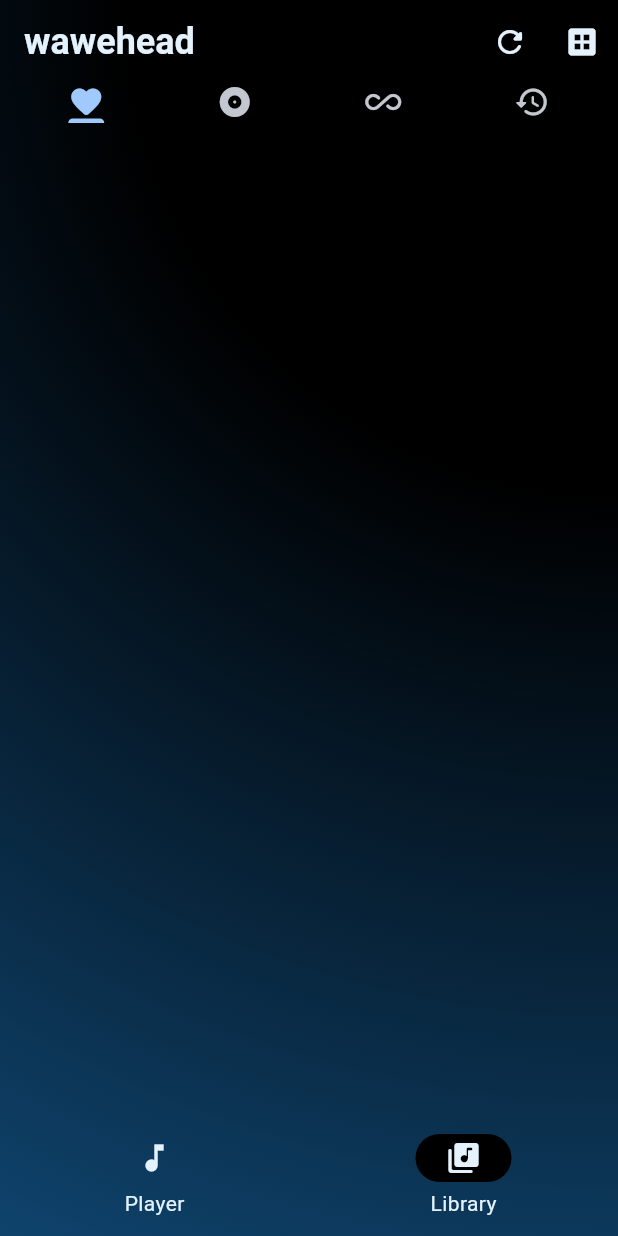
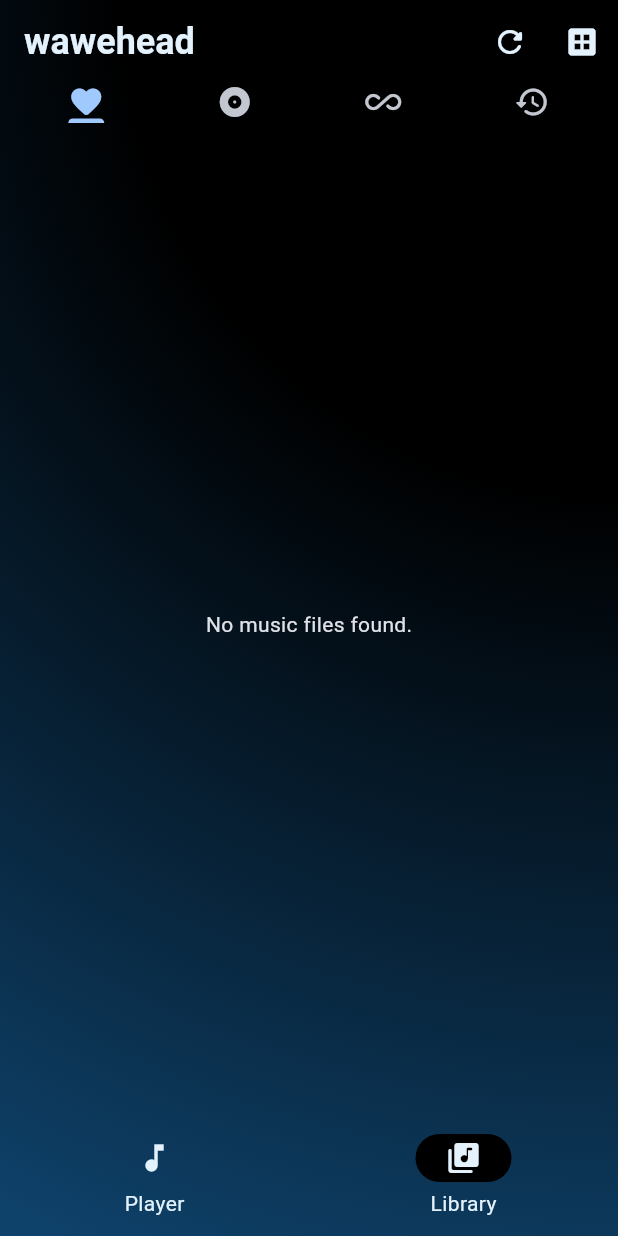
Before and after one commit to krashkanter/wawehead, a Flutter app: the screen it shows after launch, item 2 of the bottom bar chosen, after a tap on the "refresh" icon, on a phone screen of 412 x 824 dp. Run offline on Flutter 3.47's test engine with Material 3 defaults, Android fonts, the phone set to English and light mode, and no system bars; our stand-ins replace google_fonts, hive_flutter, just_audio, permission_handler, sqflite; missing offline and left inert: audio_metadata_reader, media_store_plus, uri_to_file; accounts and stored records are empty; Roboto replaces fonts that are missing (Laila).

```diff
--- a/lib/components/refresh.dart
+++ b/lib/components/refresh.dart
@@ -1,5 +1,6 @@
 import 'package:flutter/foundation.dart';
 import 'package:sqflite/sqflite.dart';
+import 'package:wawehead/components/metadata.dart';
 
 import '../main.dart';
 import 'db.dart';
@@ -52,7 +53,7 @@ Future<void> importMusicFilesToDatabase() async {
     try {
       final String uri = musicFile['uri'] ?? '';
       final String name = musicFile['name'] ?? 'Unknown';
-
+      final duration = await getDuration(uri) ?? 0;
       // Create a default artist entry if we don't have metadata yet
       final defaultArtistId =
           await dbms.insertArtist(Artist(name: 'Unknown Artist'));
@@ -70,7 +71,7 @@ Future<void> importMusicFilesToDatabase() async {
         title: name,
         artistId: defaultArtistId,
         albumId: defaultAlbumId,
-        duration: 0,
+        duration: duration,
         // We'll update this with metadata later
         path: uri,
         size: 0,
--- a/lib/main.dart
+++ b/lib/main.dart
@@ -58,6 +58,10 @@ class MyApp extends StatelessWidget {
               WidgetStatePropertyAll(TextStyle(color: Colors.blue.shade50)),
           indicatorColor: Colors.black,
         ),
+        floatingActionButtonTheme: FloatingActionButtonThemeData(
+          backgroundColor: Colors.black,
+          foregroundColor: Colors.blue.shade50,
+        ),
         dividerTheme: const DividerThemeData(color: Colors.transparent),
       ),
       home: HomePage(),
--- a/lib/screens/favourites.dart
+++ b/lib/screens/favourites.dart
@@ -1,4 +1,7 @@
 import "package:flutter/material.dart";
+
+import "../components/db.dart";
+import "home.dart";
 
 class Favourites extends StatefulWidget {
   const Favourites({super.key});
@@ -8,10 +11,60 @@ class Favourites extends StatefulWidget {
 }
 
 class _FavouritesState extends State<Favourites> {
+  final List<Song> _favourites = []; // List to store music file data
+  final DBMS dbms = DBMS();
+  bool _isLoading = true; // Track loading state
+
+  @override
+  void initState() {
+    super.initState();
+    loadSongs();
+  }
+
+  Future<void> loadSongs() async {
+    final songList = await dbms.getFavoriteSongs();
+    setState(() {
+      _favourites.addAll(songList);
+      _isLoading = false;
+    });
+  }
+
   @override
   Widget build(BuildContext context) {
-    return Container(
-      color: Colors.transparent,
+    return Scaffold(
+      backgroundColor: Colors.transparent,
+      body: _isLoading
+          ? const Center(
+              child: CircularProgressIndicator(),
+            )
+          : _favourites.isEmpty
+              ? const Center(
+                  child: Text("No music files found."),
+                )
+              : ListView.builder(
+                  itemCount: _favourites.length,
+                  itemBuilder: (BuildContext context, int index) {
+                    return ListTile(
+                      leading: Icon(
+                        Icons.music_note_rounded,
+                        color: Colors.blue.shade50,
+                      ),
+                      title: Text(
+                        _favourites.elementAt(index).title,
+                      ),
+                      onTap: () {
+                        final id = _favourites.elementAt(index).id;
+                        final uri = _favourites.elementAt(index).path;
+                        Navigator.pushReplacement(
+                          context,
+                          MaterialPageRoute(
+                            builder: (context) => HomePage(id: id, uri: uri),
+                          ),
+                        );
+                      },
+                    );
+                  },
+                ),
     );
   }
 }
--- a/lib/screens/home.dart
+++ b/lib/screens/home.dart
@@ -10,8 +10,9 @@ import 'db_view.dart';
 
 class HomePage extends StatefulWidget {
   final String? uri;
+  final int? id;
 
-  const HomePage({super.key, this.uri});
+  const HomePage({super.key, this.id, this.uri});
 
   @override
   State<HomePage> createState() => _HomePageState();
@@ -112,7 +113,7 @@ class _HomePageState extends State<HomePage> with TickerProviderStateMixin {
           children: [
             Padding(
               padding: const EdgeInsets.symmetric(horizontal: 8.0),
-              child: PlayerPage(uri: widget.uri),
+              child: PlayerPage(id: widget.id, uri: widget.uri),
             ),
             Padding(
               padding: const EdgeInsets.symmetric(horizontal: 8.0),
--- a/lib/screens/library.dart
+++ b/lib/screens/library.dart
@@ -21,9 +21,6 @@ class _LibraryPageState extends State<LibraryPage>
   void initState() {
     super.initState();
     _tabController = TabController(initialIndex: 0, length: 4, vsync: this);
-    // MediaStore().isFileUriExist(uriString: uriString)
-    // MediaStore().requestForAccess(initialRelativePath: "Music");
-    // songName = Hive.box<String>('playerPage').get(0) ?? "";
   }
 
   @override
--- a/lib/screens/player.dart
+++ b/lib/screens/player.dart
@@ -1,14 +1,13 @@
-import 'dart:typed_data';
+import "package:flutter/material.dart";
+import 'package:just_audio/just_audio.dart';
 
-import "package:flutter/material.dart";
-import 'package:hive_flutter/adapters.dart';
-import 'package:just_audio/just_audio.dart';
-import 'package:wawehead/components/metadata.dart';
+import '../components/db.dart';
 
 class PlayerPage extends StatefulWidget {
   final String? uri;
+  final int? id;
 
-  const PlayerPage({super.key, this.uri});
+  const PlayerPage({super.key, this.id, this.uri});
 
   @override
   State<PlayerPage> createState() => _PlayerPageState();
@@ -20,19 +19,27 @@ class _PlayerPageState extends State<PlayerPage>
   bool shuffleState = false;
   bool likeState = false;
   bool repeatState = false;
-  // Uint8List? albumArt;
+
+  final DBMS dbms = DBMS();
   late var plr = AudioPlayer();
 
   @override
   void initState() {
     super.initState();
+    isFav();
     plr = AudioPlayer(); // Initialize only once
     if (widget.uri != null) {
       _startPlaying(widget.uri);
       songName = _getCleanFileName(widget.uri.toString());
     }
-    // loadAlbumArt();
-    // repeatState = Hive.box<bool>('repeatState').get('repeatState')!;
+  }
+
+  Future<void> isFav() async {
+    if (widget.id == null) return; // Prevent null errors
+    bool isFavorite = await dbms.isFavorite(widget.id!);
+    setState(() {
+      likeState = isFavorite;
+    });
   }
 
   Future<void> _startPlaying(String? uri) async {
@@ -43,25 +50,12 @@ class _PlayerPageState extends State<PlayerPage>
       }
       await plr.setUrl(uri.toString());
       await plr.play();
-      setState(() {
-        // songName = uri.toString(); // Set the song name if available
-      });
-    } catch (e) {
-      // print("Error playing audio: $e");
-    }
+    } catch (_) {}
   }
-
-  // Future<void> loadAlbumArt() async {
-  //   Uint8List? picture = await getArt(widget.uri.toString());
-  //   setState(() {
-  //     albumArt = picture;
-  //   });
-  // }
 
   @override
   void dispose() {
     plr.dispose(); // Dispose of the player when the widget is destroyed
-    // Hive.box<bool>('repeatState').put('repeatState', repeatState);
     super.dispose();
   }
 
@@ -78,13 +72,11 @@ class _PlayerPageState extends State<PlayerPage>
               padding: const EdgeInsets.only(top: 24.0),
               child: ClipRRect(
                 borderRadius: BorderRadius.circular(32),
-                child: /*albumArt != null
-                    ? Image.memory(albumArt!)*/
-                /*:*/ Image.asset(
-                        "assets/icon/icon.png",
-                        fit: BoxFit.cover,
-                        height: MediaQuery.sizeOf(context).height / 3,
-                      ),
+                child: Image.asset(
+                  "assets/icon/icon.png",
+                  fit: BoxFit.cover,
+                  height: MediaQuery.sizeOf(context).height / 3,
+                ),
               ),
             ),
           ),
```
Also changed, not shown: lib/components/metadata.dart (+7 -1 lines), lib/misc/reusable.dart (added, +34 -0 lines), lib/screens/all_songs.dart (+12 -40 lines), lib/screens/db_view.dart (+20 -4 lines), lib/screens/query.dart (added, +43 -0 lines).
